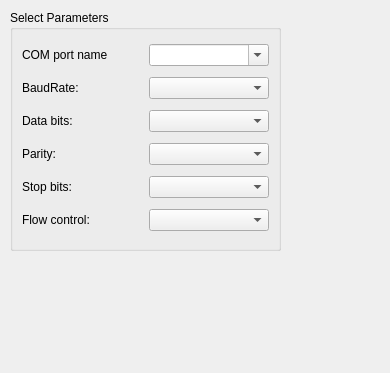
Above: sources/settings_dialog/settings_com_port.ui from anpp/openhxserver before the change. Below: the same form after it.
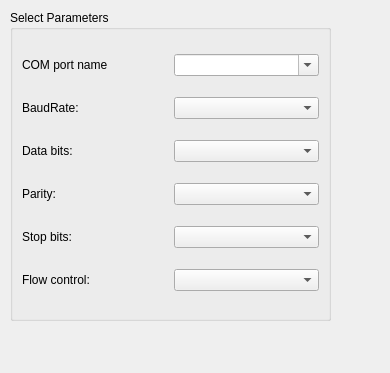
That is the form after the change.

Commit message: fix interface for MacOS

The edit to the form file:
```diff
--- a/sources/settings_dialog/settings_com_port.ui
+++ b/sources/settings_dialog/settings_com_port.ui
@@ -18,8 +18,8 @@
     <rect>
      <x>10</x>
      <y>10</y>
-     <width>271</width>
-     <height>241</height>
+     <width>321</width>
+     <height>311</height>
     </rect>
    </property>
    <property name="title">
```
The commit also changes 3 other files.
